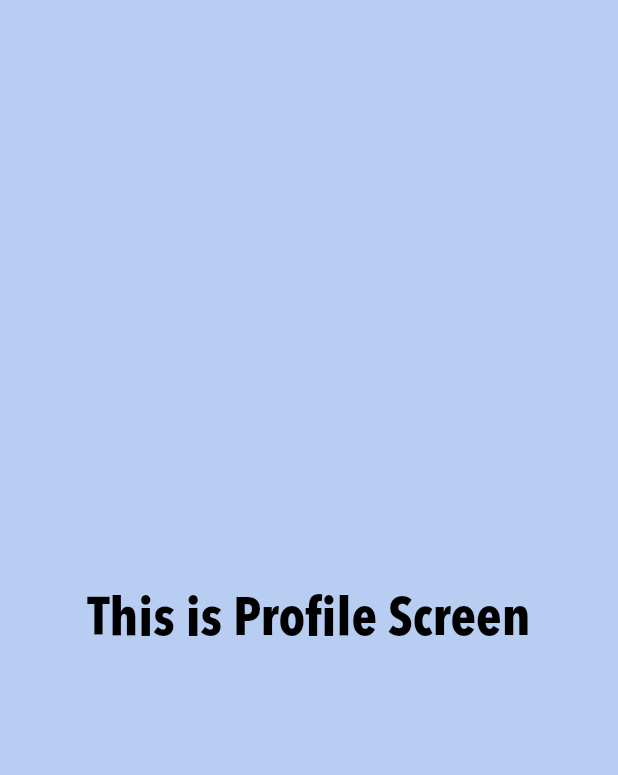
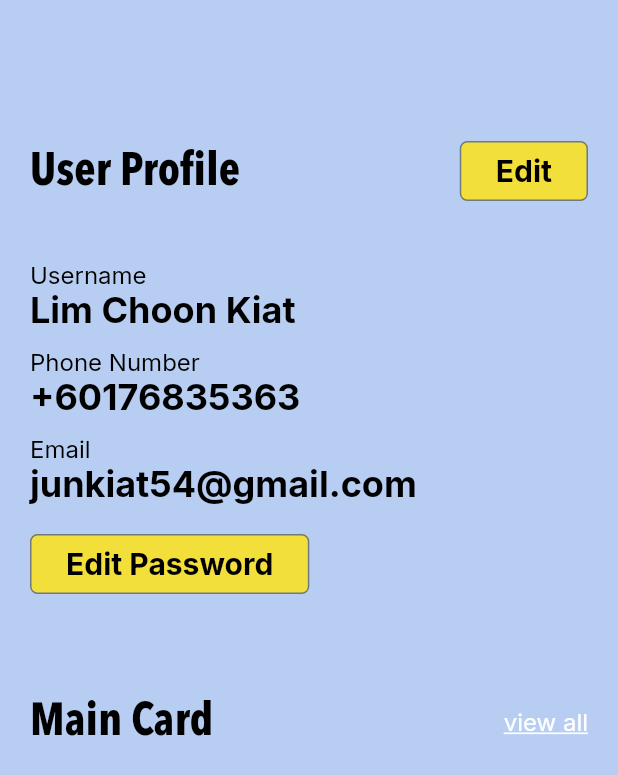
Before and after one commit to jokerJun00/paymentReminderApp, a Flutter app: the ProfileScreen screen opened by its route, on a phone screen of 412 x 824 dp. Shown: the top 775 px of the screen. Run offline on Flutter 3.47's test engine with Material 2 defaults, Android fonts, the phone set to English and light mode, and no system bars; our stand-ins replace cloud_firestore, country_picker, dartz, equatable, firebase_auth, firebase_core and 3 more; accounts and stored records are empty.

Commit message:
added edit user profile screen

```diff
--- /dev/null
+++ b/lib/application/screens/auth/profile_screen.dart
@@ -0,0 +1,97 @@
+import 'package:flutter/material.dart';
+
+class ProfileScreen extends StatefulWidget {
+  const ProfileScreen({super.key});
+
+  @override
+  State<ProfileScreen> createState() => _ProfileScreenState();
+}
+
+class _ProfileScreenState extends State<ProfileScreen> {
+  @override
+  Widget build(BuildContext context) {
+    return Scaffold(
+      body: SingleChildScrollView(
+        child: Padding(
+          padding: const EdgeInsets.only(
+            top: 90,
+            left: 20,
+            right: 20,
+          ),
+          child: Column(
+            mainAxisSize: MainAxisSize.min,
+            crossAxisAlignment: CrossAxisAlignment.start,
+            children: [
+              Row(
+                mainAxisSize: MainAxisSize.min,
+                children: [
+                  Text(
+                    'User Profile',
+                    style: Theme.of(context).textTheme.titleMedium,
+                  ),
+                  const Spacer(),
+                  OutlinedButton(
+                    onPressed: () =>
+                        Navigator.of(context).pushNamed("/editUserProfile"),
+                    child: const Text('Edit'),
+                  ),
+                ],
+              ),
+              const SizedBox(height: 35),
+              Text(
+                'Username',
+                style: Theme.of(context).textTheme.bodySmall,
+              ),
+              Text(
+                'Lim Choon Kiat',
+                style: Theme.of(context).textTheme.labelMedium,
+              ),
+              const SizedBox(height: 10),
+              Text(
+                'Phone Number',
+                style: Theme.of(context).textTheme.bodySmall,
+              ),
+              Text(
+                '+60176835363',
+                style: Theme.of(context).textTheme.labelMedium,
+              ),
+              const SizedBox(height: 10),
+              Text(
+                'Email',
+                style: Theme.of(context).textTheme.bodySmall,
+              ),
+              Text(
+                'junkiat54@gmail.com',
+                style: Theme.of(context).textTheme.labelMedium,
+              ),
+              const SizedBox(height: 15),
+              OutlinedButton(
+                  onPressed: () {}, child: const Text('Edit Password')),
+              const SizedBox(height: 60),
+              Row(
+                mainAxisSize: MainAxisSize.min,
+                children: [
+                  Text(
+                    'Main Card',
+                    style: Theme.of(context).textTheme.titleMedium,
+                  ),
+                  const Spacer(),
+                  InkWell(
+                    onTap: () {},
+                    child: Text(
+                      'view all',
+                      style: Theme.of(context).textTheme.bodySmall!.copyWith(
+                            color: Colors.white,
+                            decoration: TextDecoration.underline,
+                          ),
+                    ),
+                  ),
+                ],
+              ),
+            ],
+          ),
+        ),
+      ),
+    );
+  }
+}
--- a/lib/application/screens/navigation_screen.dart
+++ b/lib/application/screens/navigation_screen.dart
@@ -4,7 +4,7 @@ import 'package:payment_reminder_app/application/screens/budgets_screen.dart';
 // screen
 import 'package:payment_reminder_app/application/screens/home_screen.dart';
 import 'package:payment_reminder_app/application/screens/payments_screen.dart';
-import 'package:payment_reminder_app/application/screens/profile_screen.dart';
+import 'package:payment_reminder_app/application/screens/auth/profile_screen.dart';
 import 'package:payment_reminder_app/application/screens/upcoming_screen.dart';
 
 class NavigationScreen extends StatefulWidget {
--- a/lib/application/screens/profile_screen.dart
+++ /dev/null
@@ -1,22 +0,0 @@
-import 'package:flutter/material.dart';
-
-class ProfileScreen extends StatefulWidget {
-  const ProfileScreen({super.key});
-
-  @override
-  State<ProfileScreen> createState() => _ProfileScreenState();
-}
-
-class _ProfileScreenState extends State<ProfileScreen> {
-  @override
-  Widget build(BuildContext context) {
-    return Scaffold(
-      body: Center(
-        child: Text(
-          "This is Profile Screen",
-          style: Theme.of(context).textTheme.titleLarge,
-        ),
-      ),
-    );
-  }
-}
```
Also changed, not shown: lib/application/screens/auth/edit_user_profile_screen.dart (added, +133 -0 lines), lib/main.dart (+9 -6 lines), assets/images/master.png (added), assets/images/pngwing.com.png (added), assets/images/visa.png (added), lib/application/screens/auth/edit_password_screen.dart (added), lib/application/widgets/debit_card.dart (added).
